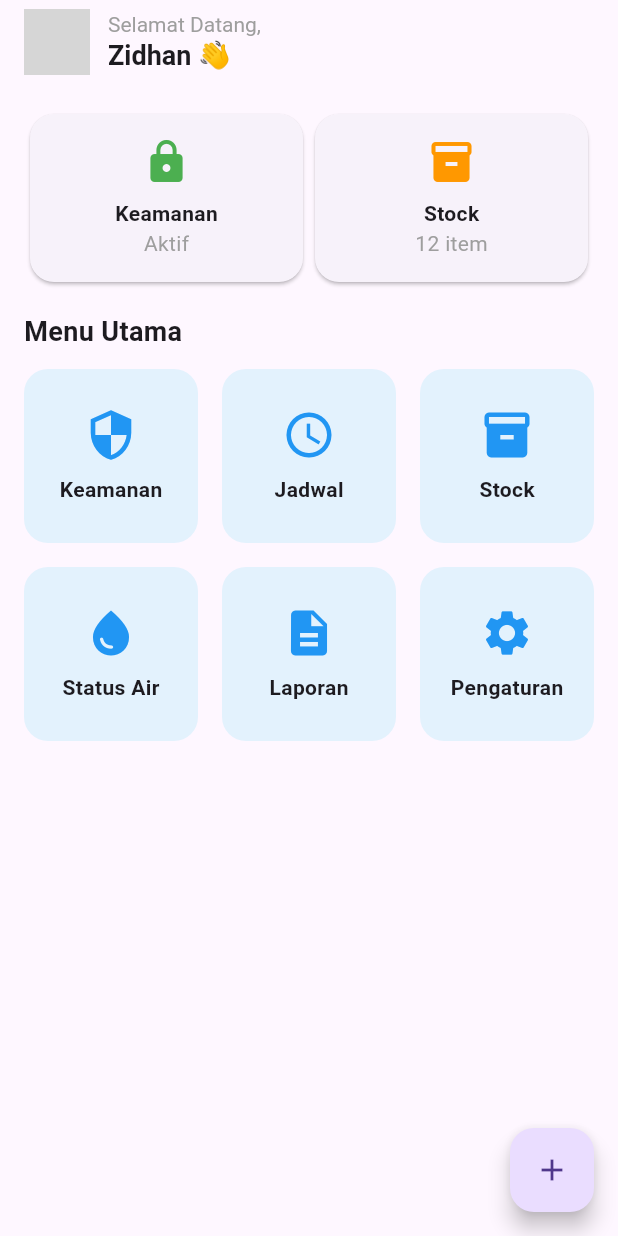
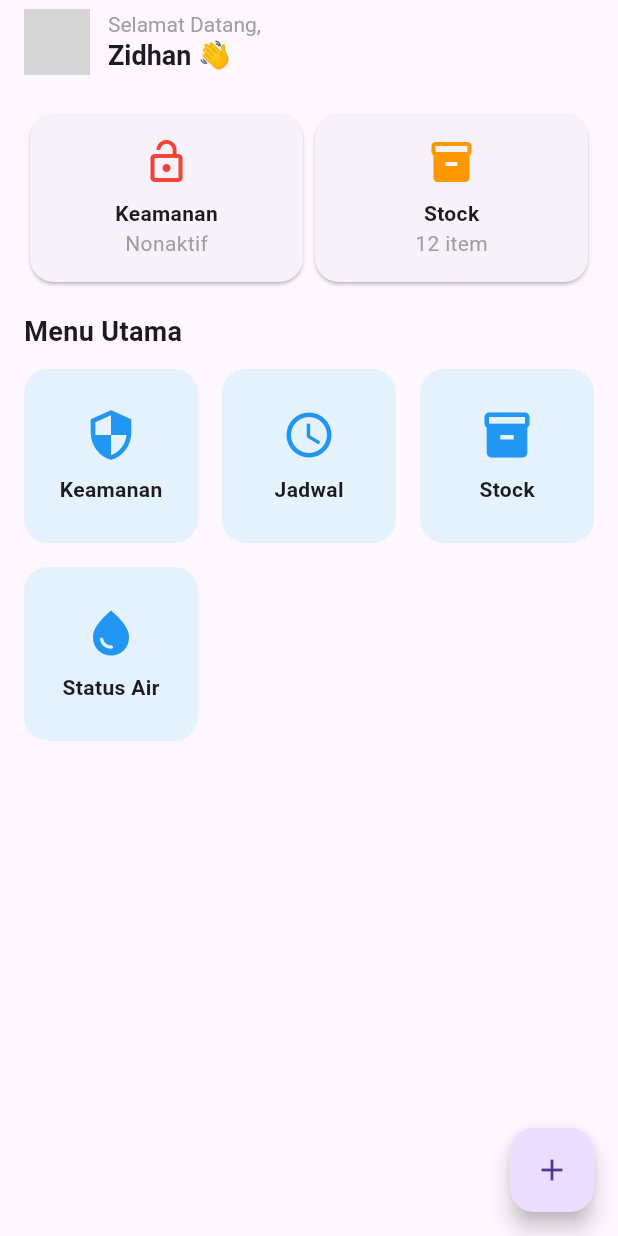
Before and after one commit to ZDHAN-Maker/My_Home_Aplication, a Flutter app: the screen it shows after launch, after a tap on "Keamanan", on a phone screen of 412 x 824 dp. Run offline on Flutter 3.47's test engine with Material 3 defaults, Android fonts, the phone set to English and light mode, and no system bars; our stand-ins replace firebase_auth, firebase_core, google_fonts, table_calendar; accounts and stored records are empty; grey boxes are pictures that could not be loaded.

Commit message:
Memperbaiki tampilan home

```diff
--- a/lib/pages/home_page.dart
+++ b/lib/pages/home_page.dart
@@ -1,4 +1,9 @@
 import 'package:flutter/material.dart';
+import './keamanan_page.dart';
+import './jadwal_page.dart';
+import './stock_page.dart';
+import './login_page.dart';
+import './status_air_page.dart';
 
 class HomePage extends StatefulWidget {
   const HomePage({super.key});
@@ -9,13 +14,13 @@ class HomePage extends StatefulWidget {
 
 class _HomePageState extends State<HomePage> {
   final List<Map<String, dynamic>> menuItems = [
-    {"title": "Keamanan", "icon": Icons.security},
-    {"title": "Jadwal", "icon": Icons.schedule},
-    {"title": "Stock", "icon": Icons.inventory},
-    {"title": "Status Air", "icon": Icons.water_drop},
-    {"title": "Laporan", "icon": Icons.description},
-    {"title": "Pengaturan", "icon": Icons.settings},
+    {"title": "Keamanan", "icon": Icons.security, "page": const KeamananPage()},
+    {"title": "Jadwal", "icon": Icons.schedule, "page": const JadwalPage()},
+    {"title": "Stock", "icon": Icons.inventory, "page": const StockPage()},
+    {"title": "Status Air", "icon": Icons.water_drop, "page": const StatusAirPage()},
   ];
+
+  bool keamananAktif = true;
 
   @override
   Widget build(BuildContext context) {
@@ -27,7 +32,7 @@ class _HomePageState extends State<HomePage> {
         title: Row(
           children: [
             const CircleAvatar(
-              backgroundImage: AssetImage('assets/Images/Me.png'), // foto profil
+              backgroundImage: AssetImage('assets/Images/Me.png'),
               radius: 22,
             ),
             const SizedBox(width: 12),
@@ -50,17 +55,31 @@ class _HomePageState extends State<HomePage> {
             Row(
               children: [
                 Expanded(
+                  child: GestureDetector(
+                    onTap: () {
+                      setState(() {
+                        keamananAktif = !keamananAktif; // toggle aktif/nonaktif
+                      });
+                    },
                     child: Card(
                       shape: RoundedRectangleBorder(borderRadius: BorderRadius.circular(16)),
                       child: Padding(
                         padding: const EdgeInsets.all(16),
                         child: Column(
-                        children: const [
-                          Icon(Icons.lock, color: Colors.green, size: 32),
-                          SizedBox(height: 8),
-                          Text("Keamanan", style: TextStyle(fontWeight: FontWeight.bold)),
-                          Text("Aktif", style: TextStyle(color: Colors.grey)),
+                          children: [
+                            Icon(
+                              keamananAktif ? Icons.lock : Icons.lock_open,
+                              color: keamananAktif ? Colors.green : Colors.red,
+                              size: 32,
+                            ),
+                            const SizedBox(height: 8),
+                            const Text("Keamanan", style: TextStyle(fontWeight: FontWeight.bold)),
+                            Text(
+                              keamananAktif ? "Aktif" : "Nonaktif",
+                              style: const TextStyle(color: Colors.grey),
+                            ),
                           ],
+                        ),
                       ),
                     ),
                   ),
@@ -101,7 +120,10 @@ class _HomePageState extends State<HomePage> {
                 final item = menuItems[index];
                 return InkWell(
                   onTap: () {
-                    // TODO: arahkan ke halaman sesuai menu
+                    Navigator.push(
+                      context,
+                      MaterialPageRoute(builder: (context) => item["page"]),
+                    );
                   },
                   borderRadius: BorderRadius.circular(16),
                   child: Container(
```
Lines whose indentation alone changed are shown as unchanged.
